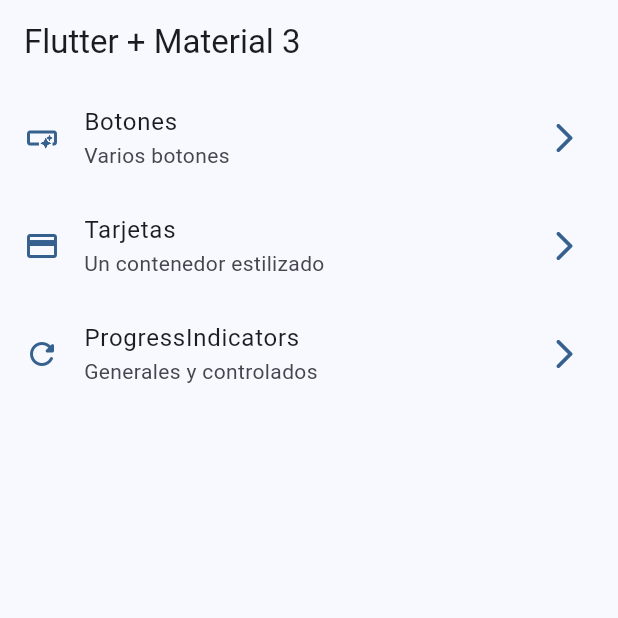
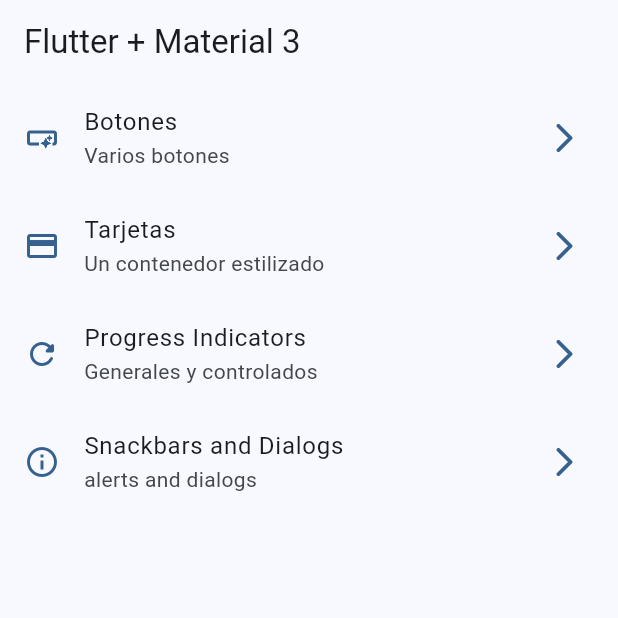
Before and after one commit to jermp96/widgets_app, a Flutter app: the screen it shows after launch, on a phone screen of 412 x 824 dp, the top half of it. Run offline on Flutter 3.47's test engine with Material 3 defaults, Android fonts, the phone set to English and light mode, and no system bars; our stand-ins replace go_router.

Commit message:
feat: *add snackbars

```diff
--- a/lib/config/menu/menu_items.dart
+++ b/lib/config/menu/menu_items.dart
@@ -31,6 +31,12 @@ const appMenuItems = <MenuItem> [
     icon: Icons.refresh_rounded,
     link: '/progress',
     subTitle: 'Generales y controlados',
-    title: 'ProgressIndicators'
+    title: 'Progress Indicators'
+  ),
+  MenuItem(
+    icon: Icons.info_outline,
+    link: '/snackbars',
+    subTitle: 'alerts and dialogs',
+    title: 'Snackbars and Dialogs'
   ),
 ];
--- a/lib/config/router/app_router.dart
+++ b/lib/config/router/app_router.dart
@@ -24,5 +24,10 @@ final appRouter = GoRouter(
       name: ProgressScreen.name,
       builder: (context, state) => const ProgressScreen()
     ),
+    GoRoute(
+      path: '/snackbars',
+      name: SnackbarScreen.name,
+      builder: (context, state) => const SnackbarScreen()
+    ),
   ]
 );
```
Also changed, not shown: lib/presentation/screens/snackbar/snackbar_screen.dart (+20 -1 lines).
